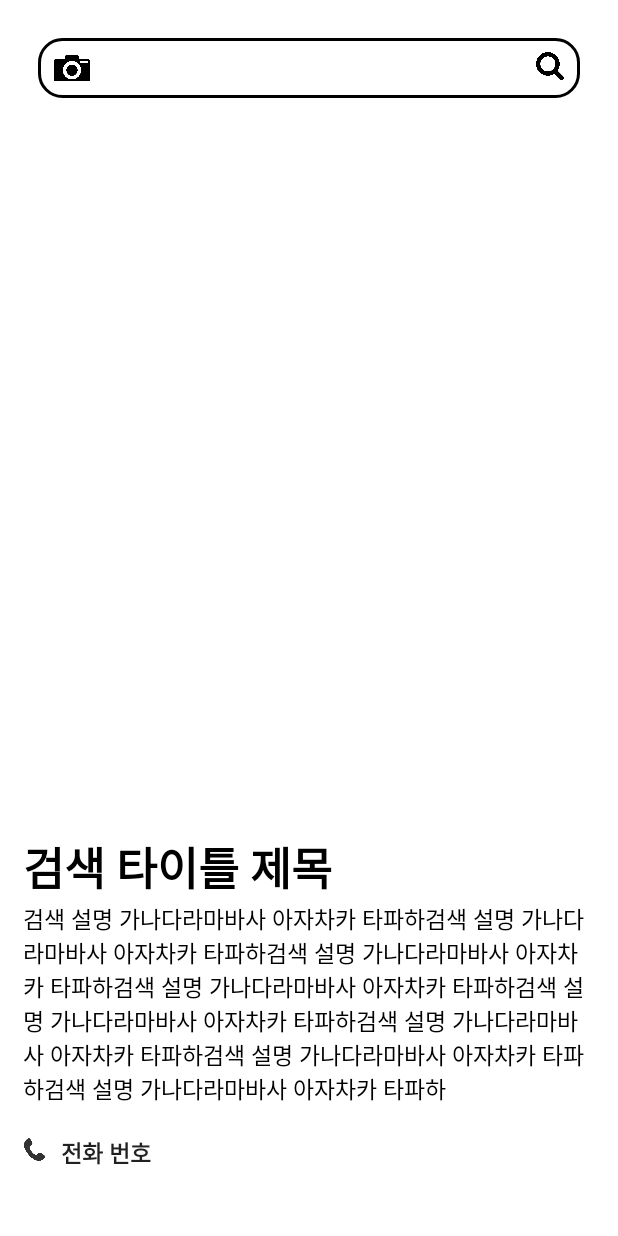
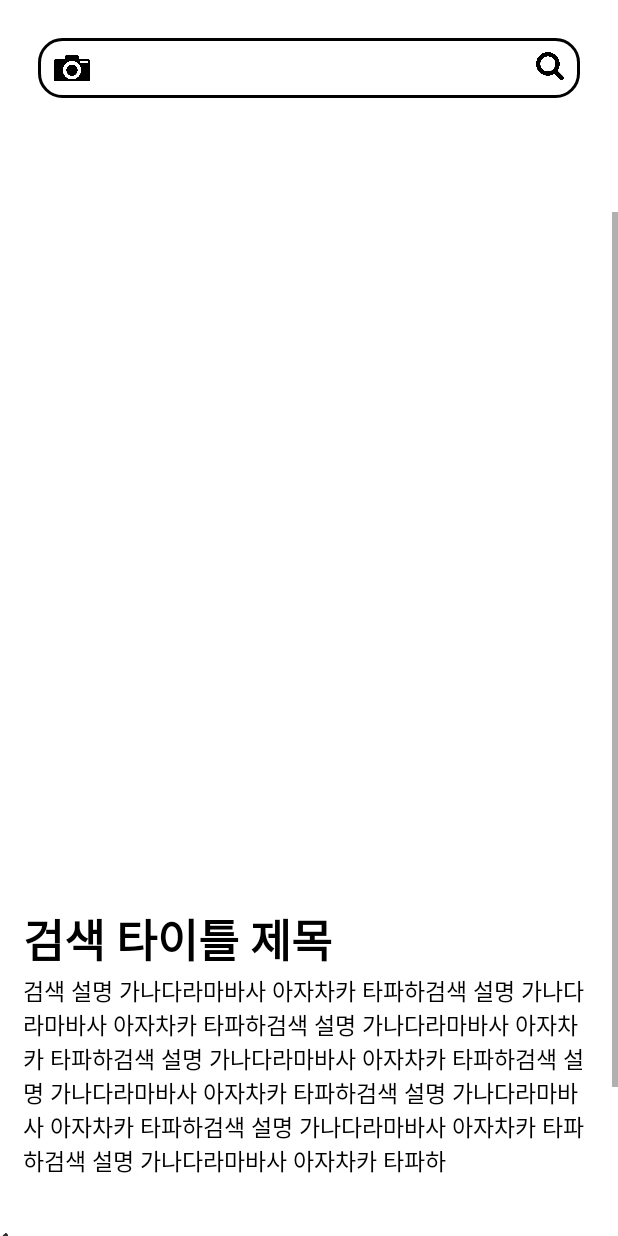
Before and after one commit to wonyong-park/ImageSearch, an Android app: the fragment DescriptionFragment placed in its activity, on a phone screen of 412 x 824 dp. Run offline under Robolectric (Android 15) with nearby library versions, the phone set to English and light mode, and no system bars; libraries missing offline, so code that uses them is left out: com.google.api.client, com.google.api.services; 16 statements that could not run were skipped.

Commit message:
change search design and open time

```diff
--- a/app/build.gradle
+++ b/app/build.gradle
@@ -44,6 +44,10 @@ android {
 dependencies {
     implementation fileTree(dir: "libs", include: ["*.jar"])
     implementation 'androidx.appcompat:appcompat:1.2.0'
+    //noinspection GradleCompatible
+    implementation 'com.android.support:design:27.1.0'
+    implementation 'com.google.android.material:material:1.1.0'
+    implementation 'com.google.android.material:material:1.2.0-alpha06'
     implementation 'androidx.constraintlayout:constraintlayout:2.0.1'
     implementation 'androidx.legacy:legacy-support-v4:1.0.0'
     testImplementation 'junit:junit:4.12'
--- a/app/src/main/res/layout/activity_main.xml
+++ b/app/src/main/res/layout/activity_main.xml
@@ -52,8 +52,18 @@
             android:layout_weight="5"
             />
 
+    </RelativeLayout>
 
-    </RelativeLayout>
+    <com.google.android.material.tabs.TabLayout
+        android:id="@+id/tabs"
+        android:layout_width="match_parent"
+        android:layout_height="wrap_content"
+        android:elevation="1dp"
+        android:background="@android:color/background_light"
+        app:tabMode="fixed"
+        app:tabGravity="fill"
+        app:tabTextColor="@color/colorPrimary"
+        app:tabSelectedTextColor="@color/colorAccent" />
 
     <FrameLayout
         android:id="@+id/frameLayout"
--- a/app/src/main/res/layout/fragment_crawl.xml
+++ b/app/src/main/res/layout/fragment_crawl.xml
@@ -3,8 +3,7 @@
     xmlns:tools="http://schemas.android.com/tools"
     android:layout_width="match_parent"
     android:layout_height="match_parent"
-    android:orientation="horizontal"
-    tools:context=".Fragment.SuccessFragment">
+    android:orientation="horizontal">
 
     <LinearLayout
         android:id="@+id/recommendkeyword"
--- a/app/src/main/res/layout/fragment_description.xml
+++ b/app/src/main/res/layout/fragment_description.xml
@@ -7,6 +7,15 @@
     android:background="#FFFFFF"
     android:id="@+id/Linear_des"
     tools:context=".Fragment.DescriptionFragment">
+
+
+    <ScrollView
+        android:layout_width="match_parent"
+        android:layout_height="match_parent">
+        <LinearLayout
+            android:layout_width="match_parent"
+            android:layout_height="match_parent"
+            android:orientation="vertical">
 
     <ImageView
         android:layout_width="match_parent"
@@ -22,7 +31,6 @@
         android:layout_width="match_parent"
         android:layout_height="match_parent"
         android:padding="5dp"
-
         android:orientation="vertical"
         >
 
@@ -45,6 +53,7 @@
             android:text="검색 설명 가나다라마바사 아자차카 타파하검색 설명 가나다라마바사 아자차카 타파하검색 설명 가나다라마바사 아자차카 타파하검색 설명 가나다라마바사 아자차카 타파하검색 설명 가나다라마바사 아자차카 타파하검색 설명 가나다라마바사 아자차카 타파하검색 설명 가나다라마바사 아자차카 타파하검색 설명 가나다라마바사 아자차카 타파하"
             android:id="@+id/back_des"
             />
+    </LinearLayout>
 
         <LinearLayout
             android:layout_width="match_parent"
@@ -122,8 +131,6 @@
                 />
 
         </LinearLayout>
-
-
-
     </LinearLayout>
-</LinearLayout>
+    </ScrollView>
+    </LinearLayout>
--- a/app/src/main/res/layout/fragment_tourist.xml
+++ b/app/src/main/res/layout/fragment_tourist.xml
@@ -6,6 +6,7 @@
     android:orientation="vertical"
     android:id="@+id/Linear_tourist"
     tools:context=".Fragment.TouristFragment">
+
 
     <ScrollView
         android:layout_width="match_parent"
--- a/app/src/main/res/values/styles.xml
+++ b/app/src/main/res/values/styles.xml
@@ -1,6 +1,6 @@
 <resources>
     <!-- Base application theme. -->
-    <style name="AppTheme" parent="Theme.AppCompat.Light.DarkActionBar">
+    <style name="AppTheme" parent="Theme.AppCompat.Light.NoActionBar">
         <!-- Customize your theme here. -->
         <item name="colorPrimary">#000000</item>
         <item name="colorPrimaryDark">#000000</item>
@@ -9,4 +9,9 @@
         <item name="windowNoTitle">true</item>
 
     </style>
+    <style name="AlertDialog" parent="Base.Theme.AppCompat.Light.Dialog">
+        <item name="android:textColor">#000000</item>
+        <item name="android:textColorPrimary">#595959</item>
+        <item name="android:colorAccent">#1b5e20</item>
+    </style>
 </resources>
```
Also changed, not shown: app/src/main/java/com/sungkyul/imagesearch/Fragment/DescriptionFragment.java (+4 -15 lines), app/src/main/java/com/sungkyul/imagesearch/Fragment/FoodFragment.java (+6 -31 lines), app/src/main/java/com/sungkyul/imagesearch/Fragment/TouristFragment.java (+5 -28 lines), app/src/main/java/com/sungkyul/imagesearch/MainActivity.java (+55 -4 lines).
